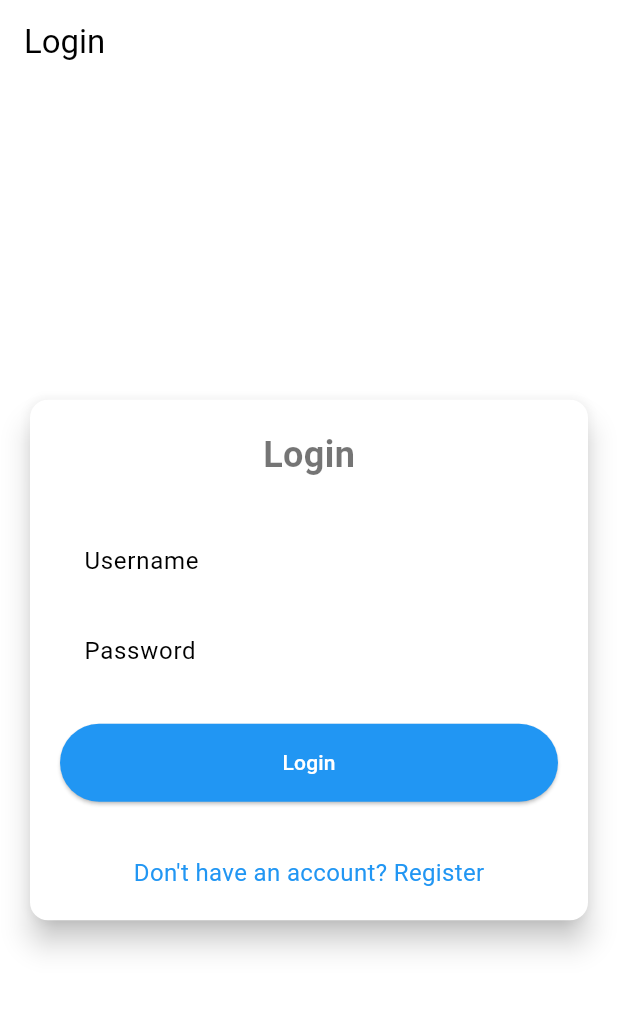
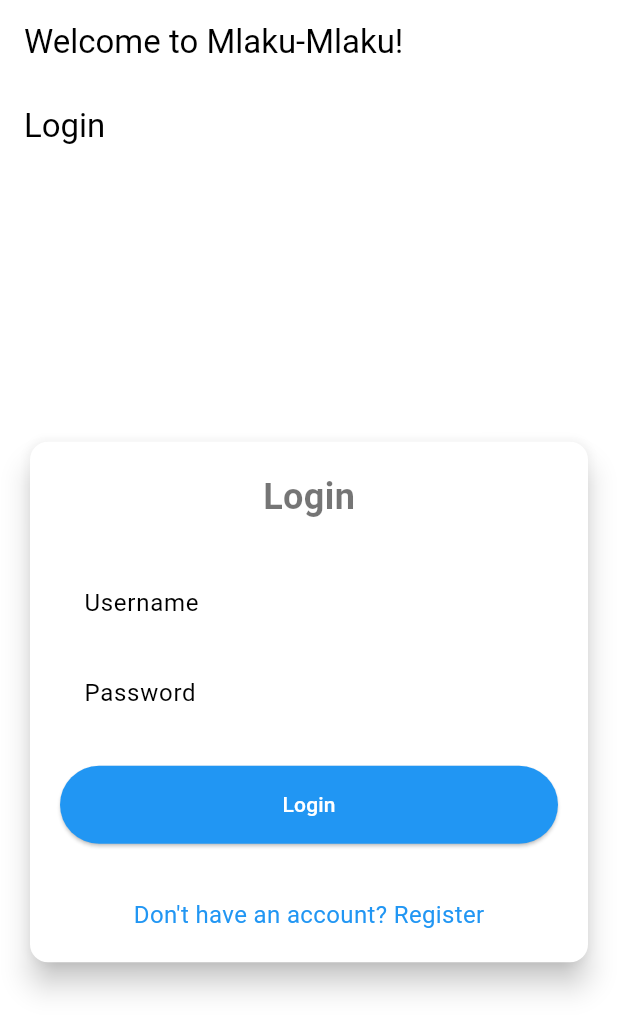
Before and after one commit to mlakumlaku/mlaku-mlaku-mobile, a Flutter app: the screen it shows after launch, after a tap on "Login", on a phone screen of 412 x 824 dp. Shown: the top 1033 px of the screen. Run offline on Flutter 3.47's test engine with Material 3 defaults, Android fonts, the phone set to English and light mode, and no system bars; our stand-ins replace image_picker; missing offline and left inert: pbp_django_auth.

Commit message:
benerin autentikasi

```diff
--- a/lib/main.dart
+++ b/lib/main.dart
@@ -6,17 +6,37 @@ import 'package:provider/provider.dart';
 import 'package:mlaku_mlaku/screens/login.dart';
 import 'widgets/bottom_navbar.dart';
 import 'package:mlaku_mlaku/journal/screens/journal_home.dart';
-
+import 'package:mlaku_mlaku/screens/login.dart';
+import 'package:flutter/foundation.dart';
+import 'package:flutter/material.dart';
+import 'package:provider/provider.dart';
+// import 'path/to/your/custom_cookie_request.dart'; // Adjust the import path
 
 void main() {
-  runApp(const MyApp());
+  runApp(
+    ChangeNotifierProvider<CustomCookieRequest>(
+      create: (context) => CustomCookieRequest(),
+      child: const MyApp(),
+    ),
+  );
 }
+// void main() {
+//   runApp(
+//     ChangeNotifierProvider(
+//       create: (context) => CustomCookieRequest(),
+//       child: MyApp(),
+//     ),
+//   );
+// }
 
 class MyApp extends StatelessWidget {
   const MyApp({super.key});
 
   @override
   Widget build(BuildContext context) {
+    final currentUser = context.read<CustomCookieRequest>(); // Ambil objek pengguna saat ini
+    final userName = currentUser.userName; // Ambil nama pengguna
+
     return Provider(
       create: (_) {
         CookieRequest request = CookieRequest();
@@ -35,7 +55,12 @@ class MyApp extends StatelessWidget {
             bodyMedium: const TextStyle(color: Colors.black54), // Teks abu-abu
           ),
         ),
-        home: const LoginPage(),
+        home: Scaffold(
+          appBar: AppBar(
+            title: Text('Welcome to Mlaku-Mlaku!'), // Tampilkan nama pengguna di AppBar
+          ),
+          body: const LoginPage(), // Halaman login
+        ),
       ),
     );
   }
@@ -55,6 +80,8 @@ class _MyHomePageState extends State<MyHomePage> {
 
   @override
   Widget build(BuildContext context) {
+    final currentUser = context.read<CustomCookieRequest>(); // Get current user object
+    final userName = currentUser.userName;
     return Scaffold(
       backgroundColor: const Color(0xFF282A3A), // Ubah warna latar belakang di sini
       appBar: AppBar(
@@ -77,9 +104,9 @@ class _MyHomePageState extends State<MyHomePage> {
                 children: [
                   const Icon(Icons.person, color: Colors.white), // Ikon pengguna
                   const SizedBox(width: 4),
-                  const Text(
-                    'tesbaru', // Ganti dengan nama pengguna yang sesuai
-                    style: TextStyle(color: Colors.white),
+                  Text(
+                    '$userName', // Tampilkan nama pengguna
+                    style: const TextStyle(color: Colors.white),
                   ),
                 ],
               ),
--- a/lib/screens/login.dart
+++ b/lib/screens/login.dart
@@ -5,8 +5,35 @@ import 'package:pbp_django_auth/pbp_django_auth.dart';
 import 'package:provider/provider.dart';
 import 'package:mlaku_mlaku/screens/register.dart';
 import 'package:mlaku_mlaku/main.dart';
+import 'package:flutter/foundation.dart';
 
 // TODO: Import halaman RegisterPage jika sudah dibuat
+
+class CustomCookieRequest extends CookieRequest with ChangeNotifier {
+  String? _userId; // Private variable to store userId
+  String? _userName; // Private variable to store userName
+
+  // Getter for userId
+  String? get userId => _userId;
+
+
+  // Setter for userId
+  set userId(String? id) {
+    _userId = id;
+    notifyListeners(); // Notify listeners when userId changes
+  }
+
+  // Getter for userName
+  String? get userName => _userName;
+
+  // Setter for userName
+  set userName(String? name) {
+    _userName = name;
+    notifyListeners(); // Notify listeners when userName changes
+  }
+
+  // You can add any additional methods or properties if needed
+}
 
 void main() {
   runApp(const LoginApp());
@@ -102,12 +129,10 @@ class _LoginPageState extends State<LoginPage> {
                       String username = _usernameController.text;
                       String password = _passwordController.text;
 
-                      // Cek kredensial
-                      // TODO: Ganti URL dan jangan lupa tambahkan trailing slash (/) di akhir URL!
-                      // Untuk menyambungkan Android emulator dengan Django pada localhost,
-                      // gunakan URL http://10.0.2.2/
-                      final response = await request
-                          .login("http://127.0.0.1:8000/auth/login/", {
+                      // Access the request as CustomCookieRequest
+                      final request = context.read<CustomCookieRequest>();
+
+                      final response = await request.login("http://127.0.0.1:8000/auth/login/", {
                           'username': username,
                           'password': password,
                       });
@@ -115,6 +140,14 @@ class _LoginPageState extends State<LoginPage> {
                       if (request.loggedIn) {
                           String message = response['message'];
                           String uname = response['username'];
+
+                          // Ensure userId is a string
+                          String userId = response['userId'].toString(); // Convert to String if it's an int
+
+                          // Store userId and userName in CustomCookieRequest
+                          request.userId = userId; // Now this works without error
+                          request.userName = uname; // Set the userName
+
                           if (context.mounted) {
                               Navigator.pushReplacement(
                                   context,
@@ -124,9 +157,7 @@ class _LoginPageState extends State<LoginPage> {
                               ScaffoldMessenger.of(context)
                                   ..hideCurrentSnackBar()
                                   ..showSnackBar(
-                              SnackBar(
-                                  content:
-                                      Text("$message Selamat datang, $uname.")),
+                                      SnackBar(content: Text("$message Selamat datang, $uname.")),
                                   );
                           }
                       } else {
```
Also changed, not shown: lib/journal/screens/journal_home.dart (+22 -6 lines), lib/journal/screens/my_journal.dart (+13 -0 lines). Lines whose indentation alone changed are shown as unchanged.
